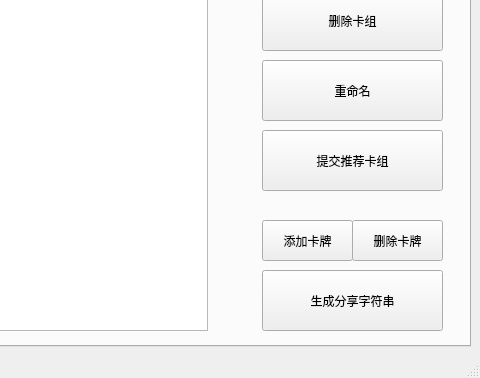
Qt form decksmanager.ui (PilotSherlock/b4bdeckmanager) before a commit; both pictures show x 259 to 739 and y 238 to 616 of the 739 by 616 pixel window.
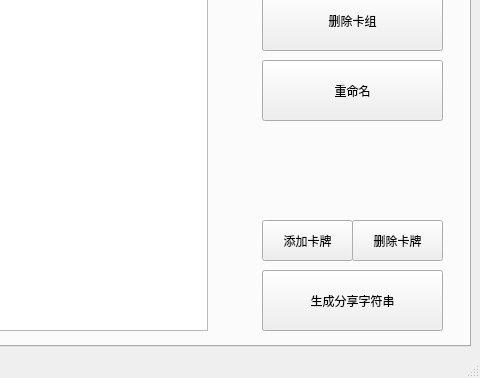
The same form after that commit. The open tabs and pages were chosen to show the change. Icons and pictures are not drawn.

Diff of the .ui file:
```diff
--- a/decksmanager.ui
+++ b/decksmanager.ui
@@ -149,19 +149,6 @@
          <string>添加卡组</string>
         </property>
        </widget>
-       <widget class="QPushButton" name="pushButton_pullSet">
-        <property name="geometry">
-         <rect>
-          <x>510</x>
-          <y>310</y>
-          <width>181</width>
-          <height>61</height>
-         </rect>
-        </property>
-        <property name="text">
-         <string>提交推荐卡组</string>
-        </property>
-       </widget>
       </widget>
       <widget class="QWidget" name="importCards">
        <attribute name="title">
```
Left out of the diff: 2 changed lines with no effect on the pictures.
